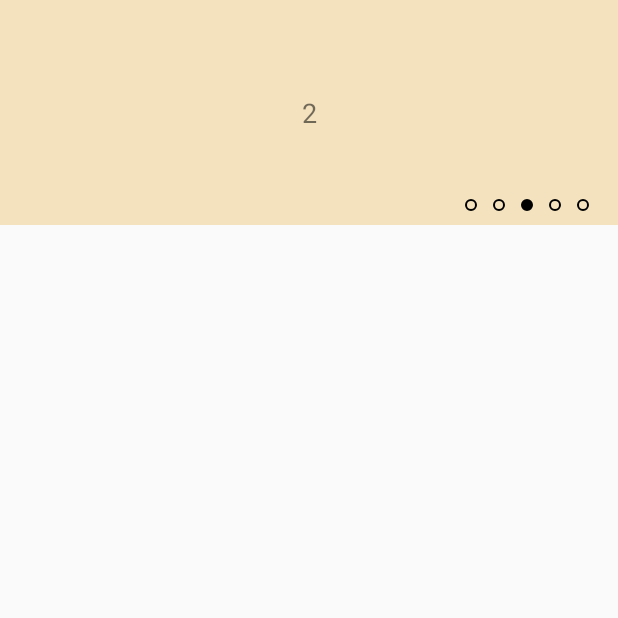
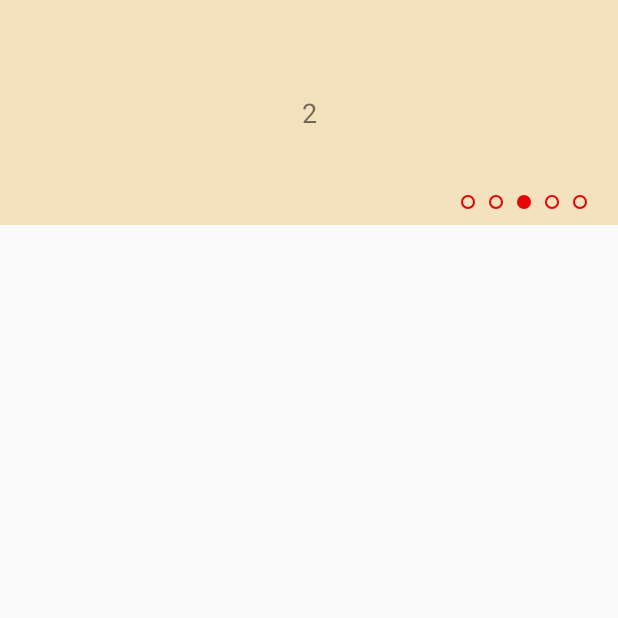
Before and after one commit to jerryjobs/AutoScrollViewpager, an Android app: the screen it shows after launch (ViewPagerActivity), on a phone screen of 412 x 824 dp, the top half of it. Run offline under Robolectric (Android 15) with nearby library versions, the phone set to English and light mode, and no system bars.

Commit message:
add attribute of autoScrollViewPager styleable

```diff
--- a/app/src/main/java/cn/jerry/example/jerryexamples/ViewPagerActivity.java
+++ b/app/src/main/java/cn/jerry/example/jerryexamples/ViewPagerActivity.java
@@ -1,7 +1,6 @@
 package cn.jerry.example.jerryexamples;
 
 import android.app.Activity;
-import android.graphics.Color;
 import android.os.Bundle;
 import cn.jerry.autoscroll.AutoScrollViewPager;
 import cn.jerry.example.jerryexamples.adapter.PagerAdapter;
@@ -18,9 +17,5 @@ public class ViewPagerActivity extends Activity {
 
     AutoScrollViewPager autoScrollViewPager = (AutoScrollViewPager) findViewById(R.id.viewPager);
     autoScrollViewPager.setAdapter(new PagerAdapter(this));
-
-    autoScrollViewPager.setRadius(20);
-    autoScrollViewPager.setCircleColor(getResources().getColor(R.color.red));
-
   }
 }
--- a/app/src/main/res/layout/view_pager.xml
+++ b/app/src/main/res/layout/view_pager.xml
@@ -1,13 +1,17 @@
 <?xml version="1.0" encoding="utf-8"?>
 <LinearLayout xmlns:android="http://schemas.android.com/apk/res/android"
+    xmlns:app="http://schemas.android.com/apk/res-auto"
     android:orientation="vertical"
     android:layout_width="match_parent"
-    android:layout_height="match_parent">
+    android:layout_height="match_parent"
+    >
 
     <cn.jerry.autoscroll.AutoScrollViewPager
         android:id="@+id/viewPager"
         android:layout_width="match_parent"
         android:layout_height="150dp"
-        android:background="@android:color/white"/>
+        android:background="@android:color/white"
+        app:circle_color="@color/red"
+        app:circle_radius="8dp"/>
 
 </LinearLayout>
--- a/autoscrollviewpager/src/main/java/cn/jerry/autoscroll/AutoScrollViewPager.java
+++ b/autoscrollviewpager/src/main/java/cn/jerry/autoscroll/AutoScrollViewPager.java
@@ -2,11 +2,13 @@ package cn.jerry.autoscroll;
 
 import android.annotation.TargetApi;
 import android.content.Context;
+import android.content.res.TypedArray;
 import android.os.Build;
 import android.support.v4.app.FragmentPagerAdapter;
 import android.support.v4.view.PagerAdapter;
 import android.support.v4.view.ViewPager;
 import android.util.AttributeSet;
+import android.util.Log;
 import android.view.Gravity;
 import android.view.MotionEvent;
 import android.view.View;
@@ -29,15 +31,7 @@ public class AutoScrollViewPager extends FrameLayout {
   private boolean isPressing = false;
 
   private int radius = 10;
-  private int circleColor = 0xff000000;
-
-  public void setRadius(int radius) {
-    this.radius = radius;
-  }
-
-  public void setCircleColor(int circleColor) {
-    this.circleColor = circleColor;
-  }
+  private int circleColor = 0xFF000000;
 
   public AutoScrollViewPager(Context context) {
     super(context);
@@ -46,11 +40,13 @@ public class AutoScrollViewPager extends FrameLayout {
 
   public AutoScrollViewPager(Context context, AttributeSet attrs) {
     super(context, attrs);
+    setAttrs(attrs);
     init();
   }
 
   public AutoScrollViewPager(Context context, AttributeSet attrs, int defStyleAttr) {
     super(context, attrs, defStyleAttr);
+    setAttrs(attrs);
     init();
   }
 
@@ -58,7 +54,15 @@ public class AutoScrollViewPager extends FrameLayout {
   public AutoScrollViewPager(Context context, AttributeSet attrs, int defStyleAttr,
       int defStyleRes) {
     super(context, attrs, defStyleAttr, defStyleRes);
+
+    setAttrs(attrs);
     init();
+  }
+
+  private void setAttrs(AttributeSet attrs) {
+    TypedArray a = getContext().obtainStyledAttributes(attrs, R.styleable.AutoScrollViewPager);
+    circleColor = a.getColor(R.styleable.AutoScrollViewPager_circle_color, 0xff000000);
+    radius = a.getDimensionPixelOffset(R.styleable.AutoScrollViewPager_circle_radius, 5);
   }
 
   private void init() {
--- a/autoscrollviewpager/src/main/java/cn/jerry/autoscroll/SliderView.java
+++ b/autoscrollviewpager/src/main/java/cn/jerry/autoscroll/SliderView.java
@@ -4,7 +4,6 @@ import android.annotation.TargetApi;
 import android.content.Context;
 import android.graphics.Canvas;
 import android.graphics.Paint;
-import android.graphics.Rect;
 import android.graphics.RectF;
 import android.os.Build;
 import android.util.AttributeSet;
@@ -17,6 +16,7 @@ import java.util.List;
  */
 public class SliderView extends View {
 
+  private static final String TAG = "SliderView";
   private static Paint paint;
   private int radius = 10;
   private int count = 5;
@@ -68,8 +68,7 @@ public class SliderView extends View {
       } else {
         getPaint().setStyle(Paint.Style.STROKE);
       }
-        canvas.drawCircle(rectf.centerX(), rectf.centerY(), radius / 2, getPaint());
-      //}
+      canvas.drawCircle(rectf.centerX(), rectf.centerY(), radius / 2, getPaint());
     }
   }
 
@@ -88,7 +87,7 @@ public class SliderView extends View {
 
     circle.offset(-20, -5);
 
-    for (int i = count -1; i >= 0; i--) {
+    for (int i = count - 1; i >= 0; i--) {
 
       if (i == 0) {
         rectFs.add(circle);
```
Also changed, not shown: autoscrollviewpager/src/main/res/values/attrs.xml (added, +7 -0 lines), 1 other file.
